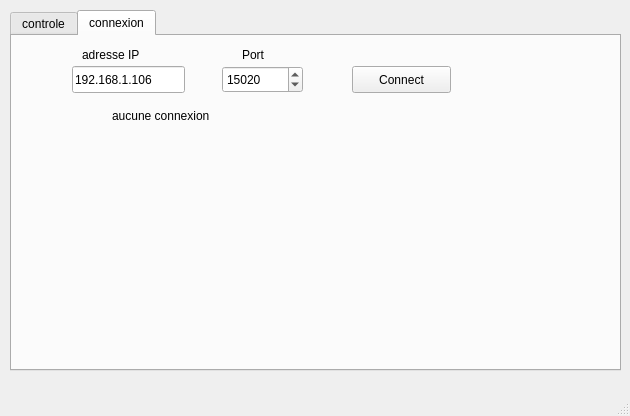
Above: mainwindow.ui from Fattonin/ProjetWifibot_Annet_Bernard before the change. Below: the same form after it.
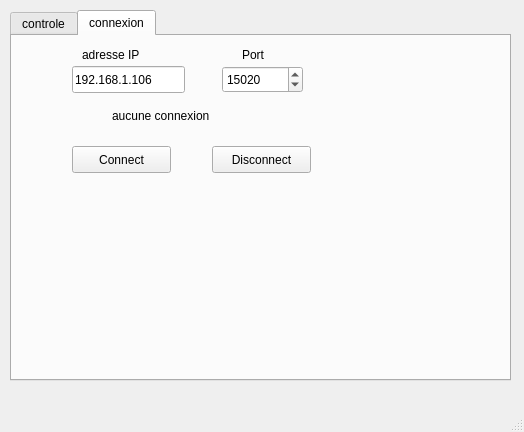
That is the form after the change. The open tabs and pages were chosen to show the change.

```diff
--- a/mainwindow.ui
+++ b/mainwindow.ui
@@ -6,8 +6,8 @@
    <rect>
     <x>0</x>
     <y>0</y>
-    <width>630</width>
-    <height>416</height>
+    <width>524</width>
+    <height>432</height>
    </rect>
   </property>
   <property name="windowTitle">
@@ -19,8 +19,8 @@
      <rect>
       <x>10</x>
       <y>10</y>
-      <width>611</width>
-      <height>361</height>
+      <width>501</width>
+      <height>371</height>
      </rect>
     </property>
     <property name="currentIndex">
@@ -216,8 +216,8 @@
      <widget class="QPushButton" name="B_conect">
       <property name="geometry">
        <rect>
-        <x>340</x>
-        <y>30</y>
+        <x>60</x>
+        <y>110</y>
         <width>99</width>
         <height>27</height>
        </rect>
@@ -226,6 +226,19 @@
        <string>Connect</string>
       </property>
      </widget>
+     <widget class="QPushButton" name="pushButton">
+      <property name="geometry">
+       <rect>
+        <x>200</x>
+        <y>110</y>
+        <width>99</width>
+        <height>27</height>
+       </rect>
+      </property>
+      <property name="text">
+       <string>Disconnect</string>
+      </property>
+     </widget>
     </widget>
    </widget>
   </widget>
```
Left out of the diff: 8 changed lines with no effect on the pictures.
